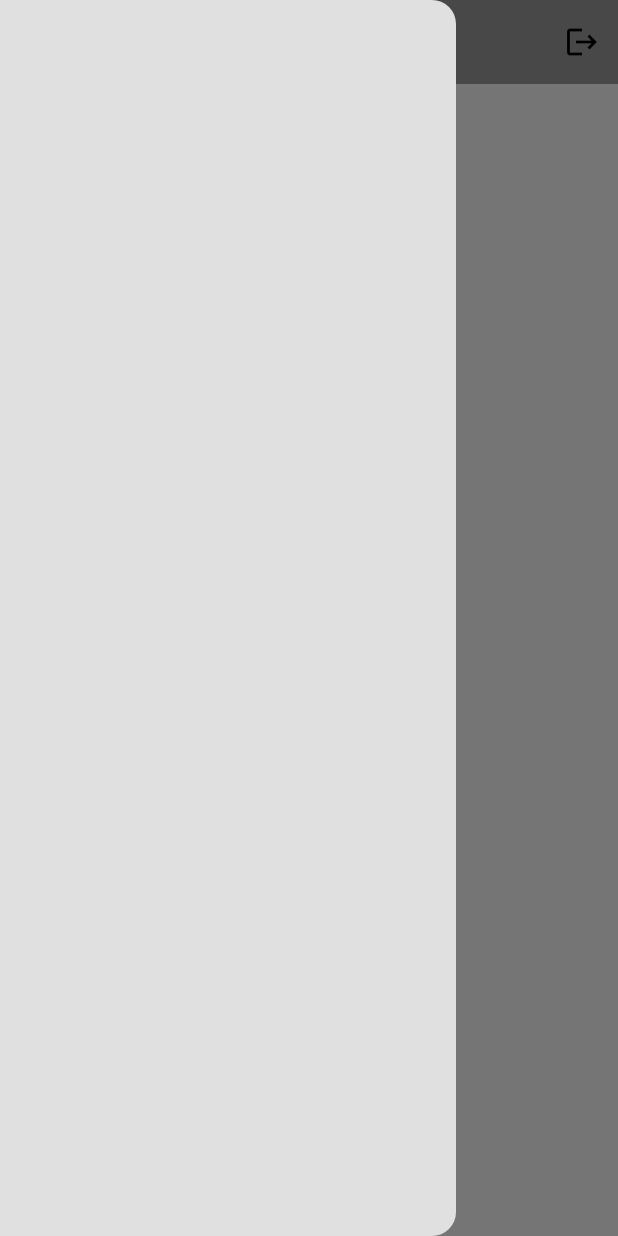
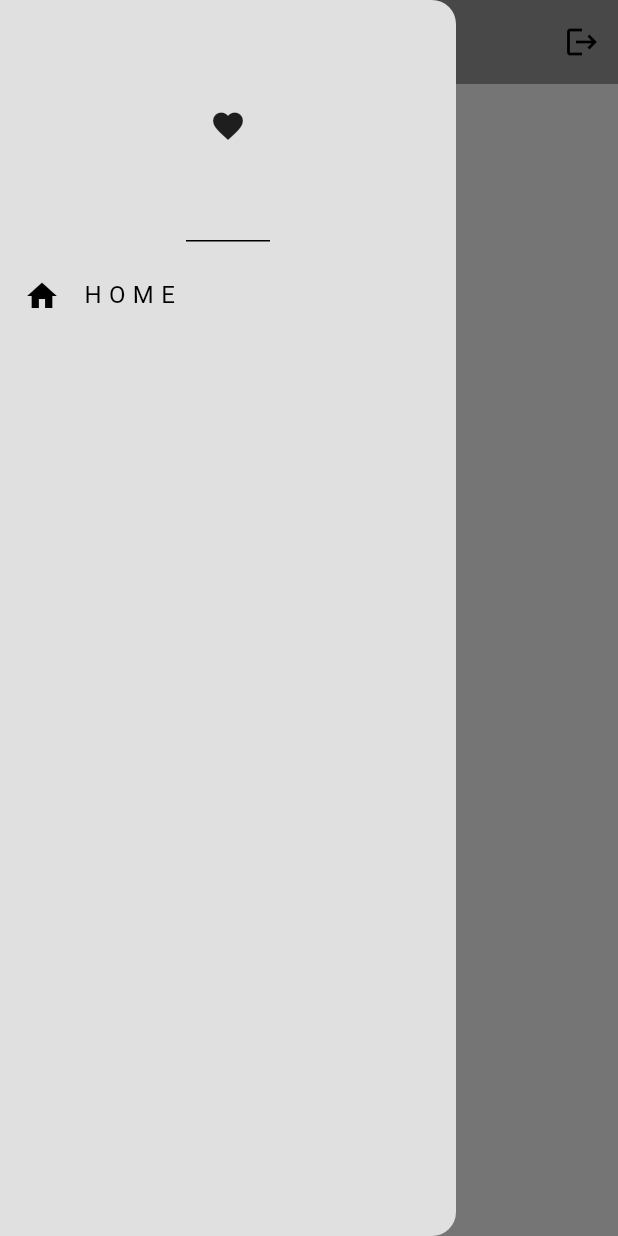
Before and after one commit to Ryuuutaaa/social-app-flutter, a Flutter app: the screen it shows once a user with an empty profile is signed in, with the side drawer open, on a phone screen of 412 x 824 dp. Run offline on Flutter 3.47's test engine with Material 3 defaults, Android fonts, the phone set to English and light mode, and no system bars; our stand-ins replace firebase_auth, firebase_core; accounts and stored records are empty.

Commit message:
feat : add total drawer title

```diff
--- a/lib/components/my_drawer.dart
+++ b/lib/components/my_drawer.dart
@@ -7,6 +7,25 @@ class MyDrawer extends StatelessWidget {
   Widget build(BuildContext context) {
     return Drawer(
       backgroundColor: Theme.of(context).colorScheme.background,
+      child: Column(
+        children: [
+          // drawer header
+          DrawerHeader(
+            child: Icon(Icons.favorite),
+          ),
+
+          // home tile
+          ListTile(
+            leading: Icon(Icons.home),
+            title: Text("H O M E"),
+            onTap: () {},
+          )
+
+          // profile user
+
+          // users title
+        ],
+      ),
     );
   }
 }
```
